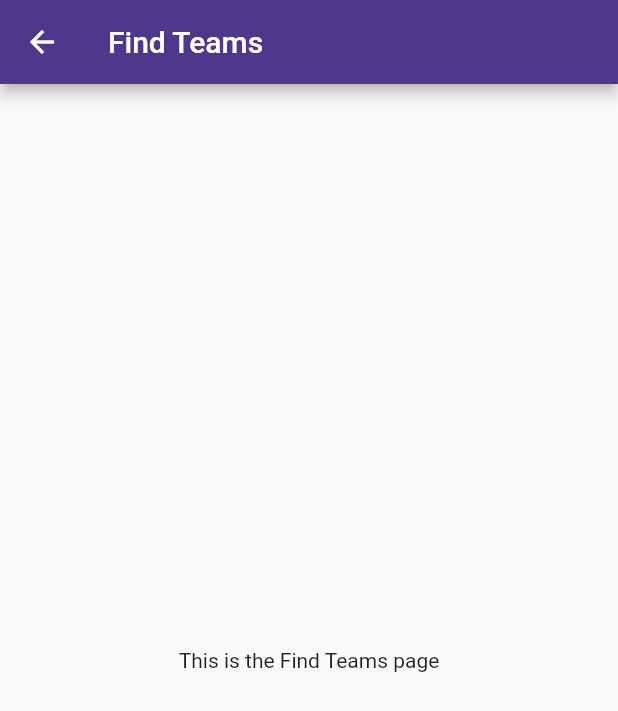
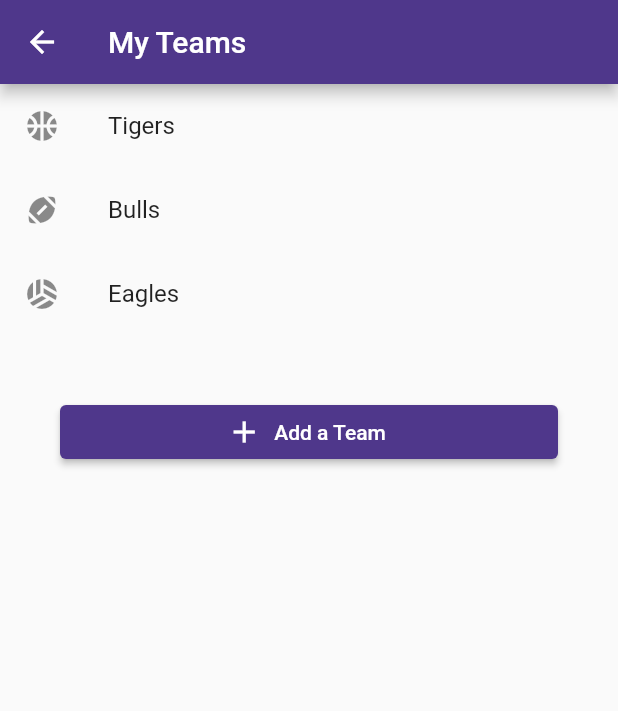
Before and after one commit to ntua-el19130/sportsearch, a Flutter app: the FindPeople screen opened directly, after a tap on "Find Teams!", on a phone screen of 412 x 824 dp. Shown: the top 711 px of the screen. Run offline on Flutter 3.47's test engine with Material 2 defaults, Android fonts, the phone set to English and light mode, and no system bars; our stand-ins replace bloc, equatable, flutter_bloc; network calls fail.

Commit message:
added mysports,addsports,my teams

```diff
--- /dev/null
+++ b/flutter_application_2/lib/My_Teams_Page.dart
@@ -0,0 +1,41 @@
+import 'package:flutter/material.dart';
+import 'package:flutter_application_2/find_teams.dart';
+
+class MyTeamsPage extends StatelessWidget {
+  const MyTeamsPage({Key? key}) : super(key: key);
+
+  @override
+  Widget build(BuildContext context) {
+    return Scaffold(
+      appBar: AppBar(
+        title: const Text('My Teams'),
+      ),
+      body: ListView(
+        children: [
+          _buildTeamItem('Tigers', Icons.sports_basketball),
+          _buildTeamItem('Bulls', Icons.sports_football),
+          _buildTeamItem('Eagles', Icons.sports_volleyball),
+          Padding(
+            padding: const EdgeInsets.all(40.0),
+            child: ElevatedButton.icon(
+              onPressed: () {  Navigator.push(
+                      context,
+                      MaterialPageRoute(
+                          builder: (context) => const FindTeams()),
+                    );},
+              icon: const Icon(Icons.add),
+              label: const Text('Add a Team'),
+            ),
+          ),
+        ],
+      ),
+    );
+  }
+
+  Widget _buildTeamItem(String name, IconData icon) {
+    return ListTile(
+      leading: Icon(icon),
+      title: Text(name),
+    );
+  }
+}
--- a/flutter_application_2/lib/dashboard.dart
+++ b/flutter_application_2/lib/dashboard.dart
@@ -2,7 +2,8 @@ import 'package:flutter/material.dart';
 import 'package:flutter_application_2/login_page.dart';
 import 'package:flutter_application_2/find_people.dart';
 import 'package:flutter_application_2/matches/matches_screen.dart';
-
+import 'package:flutter_application_2/My_Sports_Page.dart';
+import 'package:flutter_application_2/My_Teams_Page.dart';
 class DashboardPage extends StatefulWidget {
   const DashboardPage({super.key});
 
@@ -138,7 +139,7 @@ class _DashboardPageState extends State<DashboardPage> {
                 Navigator.of(context).push(
                   MaterialPageRoute(
                     builder: (BuildContext context) {
-                      return const login_page();
+                      return const MyTeamsPage();
                     },
                   ),
                 );
@@ -158,7 +159,7 @@ class _DashboardPageState extends State<DashboardPage> {
                 Navigator.of(context).push(
                   MaterialPageRoute(
                     builder: (BuildContext context) {
-                      return const login_page();
+                      return const My_Sports_Page();
                     },
                   ),
                 );
--- a/flutter_application_2/lib/find_people.dart
+++ b/flutter_application_2/lib/find_people.dart
@@ -1,6 +1,6 @@
 import 'package:flutter/material.dart';
 import 'package:flutter_application_2/find_friends.dart';
-import 'package:flutter_application_2/find_teams.dart';
+import 'package:flutter_application_2/My_Teams_Page.dart';
 
 class FindPeople extends StatelessWidget {
   const FindPeople({super.key});
@@ -55,7 +55,7 @@ class FindPeople extends StatelessWidget {
                     Navigator.push(
                       context,
                       MaterialPageRoute(
-                          builder: (context) => const FindTeams()),
+                          builder: (context) => const MyTeamsPage()),
                     );
                   },
                 ),
--- a/flutter_application_2/lib/find_teams.dart
+++ b/flutter_application_2/lib/find_teams.dart
@@ -1,7 +1,8 @@
 import 'package:flutter/material.dart';
 
 class FindTeams extends StatelessWidget {
-  const FindTeams({super.key, Key? keyy});
+  const FindTeams({Key? key}) : super(key: key);
+
 
   @override
   Widget build(BuildContext context) {
--- a/flutter_application_2/lib/main.dart
+++ b/flutter_application_2/lib/main.dart
@@ -2,6 +2,9 @@ import 'package:flutter/material.dart';
 import 'package:flutter_application_2/home_page.dart';
 import 'package:flutter_application_2/dashboard.dart';
 import 'package:flutter_application_2/login_page.dart';
+
+
+
 
 void main() {
   runApp(const MyApp());
--- a/flutter_application_2/lib/models/messages_model.dart
+++ b/flutter_application_2/lib/models/messages_model.dart
@@ -27,7 +27,7 @@ List<Message> messages = [
     id: 1,
     senderId: 1,
     receiverId: 2,
-    message: 'Hey,how are you?',
+    message: 'Hello,how are you?',
     dateTime: DateTime.now(),
     timeString: DateFormat('jm').format(DateTime.now()),
   )
--- a/flutter_application_2/lib/signup.dart
+++ b/flutter_application_2/lib/signup.dart
@@ -14,7 +14,7 @@ class _SignupPageState extends State<SignupPage> {
     return Scaffold(
       backgroundColor: const Color(0xFFD0BCFF),
       appBar: AppBar(
-        title: const Text('Signup'),
+        title: const Text('                    Signup'),
       ),
       body: SingleChildScrollView(
         child: Padding(
```
Also changed, not shown: flutter_application_2/lib/Add_Sport.dart (added, +93 -0 lines), flutter_application_2/lib/My_Sports_Page.dart (added, +75 -0 lines), 1 other file.
